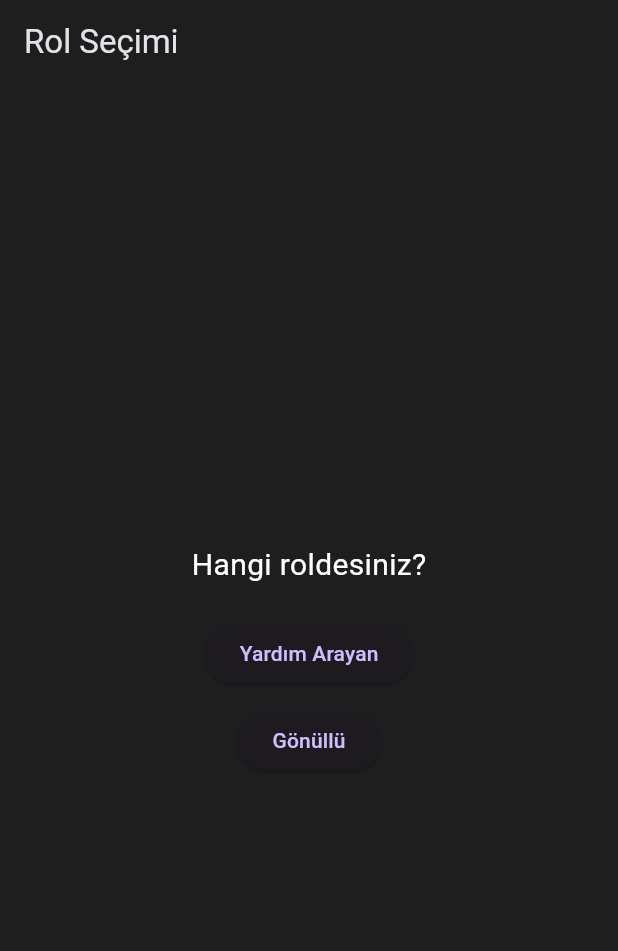
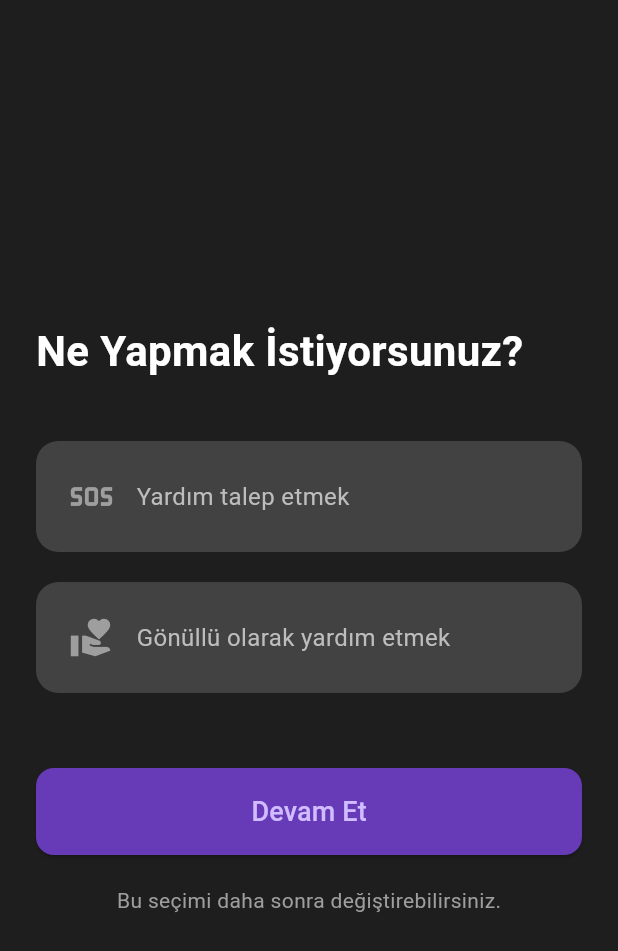
Before and after one commit to BerkayAycan/AfetEli, a Flutter app: the RoleChoosingPage screen opened by its route, on a phone screen of 412 x 824 dp. Shown: the top 951 px of the screen. Run offline on Flutter 3.47's test engine with Material 3 defaults, Android fonts, the light colour scheme and no system bars; our stand-ins replace supabase_flutter; accounts and stored records are empty; network calls fail.

Commit message:
Role choosing page was improved and requester and volunteer page was added as placeholder

```diff
--- a/lib/screens/auth/role_choosing_page.dart
+++ b/lib/screens/auth/role_choosing_page.dart
@@ -1,8 +1,5 @@
-// lib/screens/auth/role_choosing_page.dart
-
 import 'package:flutter/material.dart';
-// main.dart içindeki supabase nesnesine erişmek istiyorsan import etmelisin
-// Ancak basit bir stateful widget şimdilik iş görür.
+import 'package:supabase_flutter/supabase_flutter.dart';
 
 class RoleChoosingPage extends StatefulWidget {
   const RoleChoosingPage({super.key});
@@ -12,41 +9,127 @@ class RoleChoosingPage extends StatefulWidget {
 }
 
 class _RoleChoosingPageState extends State<RoleChoosingPage> {
+  bool _isLoading = false;
+  String? _selectedRole; // 'requester' or 'volunteer'
+
+  Future<void> _updateRoleAndNavigate() async {
+    if (_selectedRole == null) {
+      ScaffoldMessenger.of(context).showSnackBar(const SnackBar(content: Text("Lütfen bir rol seçin.")));
+      return;
+    }
+
+    setState(() => _isLoading = true);
+
+    try {
+      final supabase = Supabase.instance.client;
+      final userId = supabase.auth.currentUser!.id;
+
+      // Saving the role to database
+      await supabase.from('users').update({
+        'role': _selectedRole,
+      }).eq('id', userId);
+
+      // 2. Redirect the belonging page
+      if (mounted) {
+        if (_selectedRole == 'requester') {
+          Navigator.of(context).pushNamedAndRemoveUntil('/requester_home', (route) => false);
+        } else {
+          Navigator.of(context).pushNamedAndRemoveUntil('/volunteer_home', (route) => false);
+        }
+      }
+
+    } catch (e) {
+      if (mounted) ScaffoldMessenger.of(context).showSnackBar(SnackBar(content: Text("Hata: $e")));
+    } finally {
+      if (mounted) setState(() => _isLoading = false);
+    }
+  }
+
   @override
   Widget build(BuildContext context) {
     return Scaffold(
       backgroundColor: const Color(0xFF1E1E1E),
-      appBar: AppBar(
-        title: const Text("Rol Seçimi"),
-        backgroundColor: Colors.transparent,
-        automaticallyImplyLeading: false, // Geri butonunu gizle
-      ),
-      body: Center(
+      body: Padding(
+        padding: const EdgeInsets.all(24.0),
         child: Column(
           mainAxisAlignment: MainAxisAlignment.center,
+          crossAxisAlignment: CrossAxisAlignment.start,
           children: [
             const Text(
-              "Hangi roldesiniz?",
-              style: TextStyle(color: Colors.white, fontSize: 20),
+              'Ne Yapmak İstiyorsunuz?',
+              style: TextStyle(fontSize: 28, fontWeight: FontWeight.bold, color: Colors.white),
+            ),
+            const SizedBox(height: 40),
+
+            // Request a help
+            _buildRoleOption(
+              title: "Yardım talep etmek",
+              value: "requester",
+              icon: Icons.sos,
+            ),
+
+            const SizedBox(height: 20),
+
+            // Being a volunteer
+            _buildRoleOption(
+              title: "Gönüllü olarak yardım etmek",
+              value: "volunteer",
+              icon: Icons.volunteer_activism,
+            ),
+
+            const SizedBox(height: 50),
+
+            SizedBox(
+              width: double.infinity,
+              child: ElevatedButton(
+                onPressed: _isLoading ? null : _updateRoleAndNavigate,
+                style: ElevatedButton.styleFrom(
+                  backgroundColor: const Color(0xFF673AB7),
+                  padding: const EdgeInsets.symmetric(vertical: 16),
+                  shape: RoundedRectangleBorder(borderRadius: BorderRadius.circular(12)),
+                ),
+                child: _isLoading
+                  ? const CircularProgressIndicator(color: Colors.white)
+                  : const Text('Devam Et', style: TextStyle(fontSize: 18)),
+              ),
             ),
             const SizedBox(height: 20),
-            ElevatedButton(
-              onPressed: () {
-                ScaffoldMessenger.of(context).showSnackBar(
-                  const SnackBar(content: Text("Yardım Arayan Seçildi")),
-                );
-              },
-              child: const Text("Yardım Arayan"),
+            const Center(child: Text("Bu seçimi daha sonra değiştirebilirsiniz.", style: TextStyle(color: Colors.grey))),
+          ],
+        ),
+      ),
+    );
+  }
+
+  Widget _buildRoleOption({required String title, required String value, required IconData icon}) {
+    final isSelected = _selectedRole == value;
+    return GestureDetector(
+      onTap: () => setState(() => _selectedRole = value),
+      child: Container(
+        padding: const EdgeInsets.all(20),
+        decoration: BoxDecoration(
+          color: isSelected ? const Color(0xFF673AB7).withOpacity(0.2) : Colors.grey[800],
+          border: Border.all(
+            color: isSelected ? const Color(0xFF673AB7) : Colors.transparent,
+            width: 2,
+          ),
+          borderRadius: BorderRadius.circular(15),
+        ),
+        child: Row(
+          children: [
+            Icon(icon, color: isSelected ? const Color(0xFF673AB7) : Colors.grey, size: 30),
+            const SizedBox(width: 15),
+            Expanded(
+              child: Text(
+                title,
+                style: TextStyle(
+                  color: isSelected ? Colors.white : Colors.grey[400],
+                  fontSize: 16,
+                  fontWeight: isSelected ? FontWeight.bold : FontWeight.normal,
+                ),
+              ),
             ),
-            const SizedBox(height: 10),
-            ElevatedButton(
-              onPressed: () {
-                ScaffoldMessenger.of(context).showSnackBar(
-                  const SnackBar(content: Text("Gönüllü Seçildi")),
-                );
-              },
-              child: const Text("Gönüllü"),
-            ),
+            if (isSelected) const Icon(Icons.check_circle, color: Color(0xFF673AB7)),
           ],
         ),
       ),
--- /dev/null
+++ b/lib/screens/requester/requester_home.dart
@@ -0,0 +1,14 @@
+// lib/screens/requester/requester_home.dart
+import 'package:flutter/material.dart';
+
+class RequesterHomepage extends StatelessWidget {
+  const RequesterHomepage({super.key});
+
+  @override
+  Widget build(BuildContext context) {
+    return Scaffold(
+      appBar: AppBar(title: const Text("Yardım Arayan Paneli")),
+      body: const Center(child: Text("Burası Yardım İsteme Ekranı Olacak")),
+    );
+  }
+}
```
Also changed, not shown: lib/main.dart (+8 -6 lines), lib/screens/auth/login_page.dart (+10 -12 lines), lib/screens/auth/register_page.dart (+25 -25 lines), lib/screens/volunteer/volunteer_home.dart (added, +14 -0 lines).
